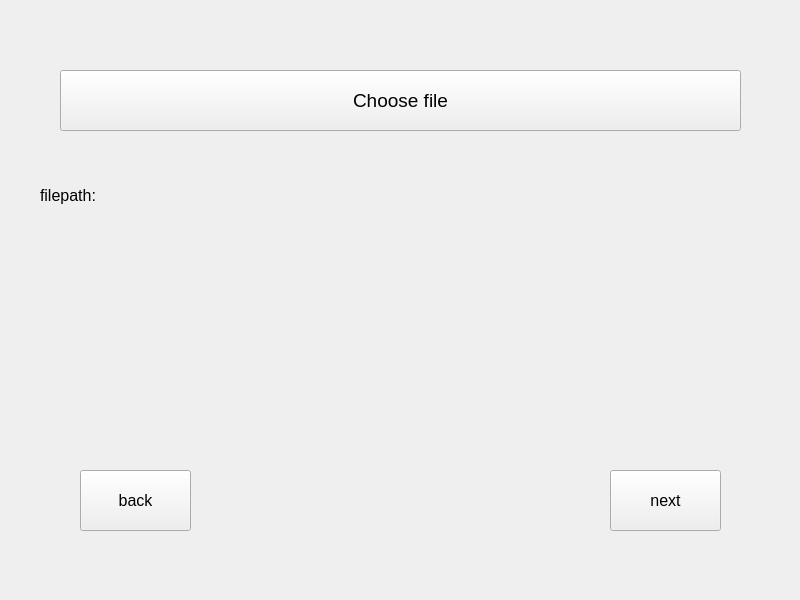
First picture: the form in gui/ui/ChooseFile.ui, repository Mitt33/rngTest, before the edit.
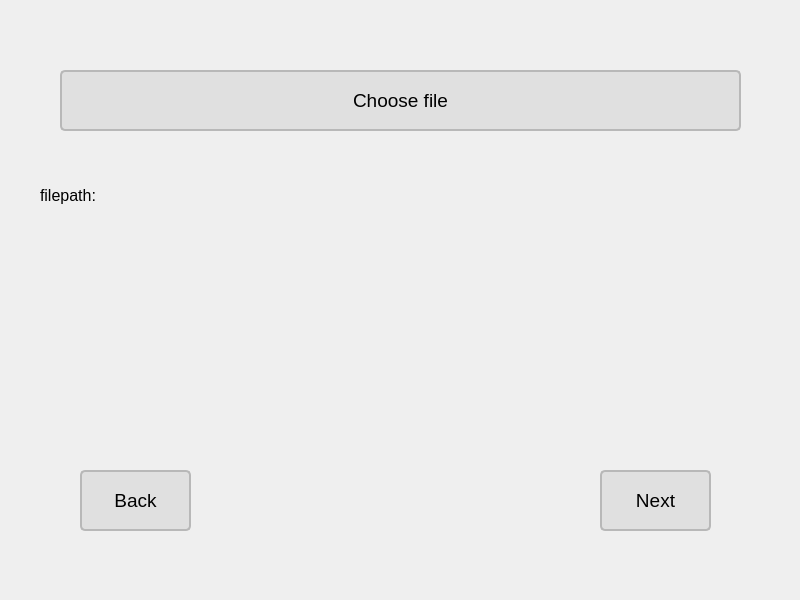
Second picture: the form after the edit.

Diff of the .ui file:
```diff
--- a/gui/ui/ChooseFile.ui
+++ b/gui/ui/ChooseFile.ui
@@ -13,6 +13,9 @@
   <property name="windowTitle">
    <string>Form</string>
   </property>
+  <property name="styleSheet">
+   <string notr="true"/>
+  </property>
   <widget class="QLabel" name="filepath_label">
    <property name="geometry">
     <rect>
@@ -45,6 +48,19 @@
      <pointsize>14</pointsize>
     </font>
    </property>
+   <property name="styleSheet">
+    <string notr="true">QPushButton {
+    background-color: rgb(224, 224, 224);
+    border-radius: 5px;
+    border: 2px solid rgb(184, 184, 184);
+    padding: 6px;
+}
+
+QPushButton:hover {
+    background-color: rgb(200, 200, 200);
+    border: 2px solid rgb(154, 154, 154);
+}</string>
+   </property>
    <property name="text">
     <string>Choose file</string>
    </property>
@@ -60,17 +76,30 @@
    </property>
    <property name="font">
     <font>
-     <pointsize>12</pointsize>
+     <pointsize>14</pointsize>
     </font>
    </property>
+   <property name="styleSheet">
+    <string notr="true">QPushButton {
+    background-color: rgb(224, 224, 224);
+    border-radius: 5px;
+    border: 2px solid rgb(184, 184, 184);
+    padding: 6px;
+}
+
+QPushButton:hover {
+    background-color: rgb(200, 200, 200);
+    border: 2px solid rgb(154, 154, 154);
+}</string>
+   </property>
    <property name="text">
-    <string>back</string>
+    <string>Back</string>
    </property>
   </widget>
   <widget class="QPushButton" name="next_btn">
    <property name="geometry">
     <rect>
-     <x>610</x>
+     <x>600</x>
      <y>470</y>
      <width>111</width>
      <height>61</height>
@@ -78,11 +107,24 @@
    </property>
    <property name="font">
     <font>
-     <pointsize>12</pointsize>
+     <pointsize>14</pointsize>
     </font>
    </property>
+   <property name="styleSheet">
+    <string notr="true">QPushButton {
+    background-color: rgb(224, 224, 224);
+    border-radius: 5px;
+    border: 2px solid rgb(184, 184, 184);
+    padding: 6px;
+}
+
+QPushButton:hover {
+    background-color: rgb(200, 200, 200);
+    border: 2px solid rgb(154, 154, 154);
+}</string>
+   </property>
    <property name="text">
-    <string>next</string>
+    <string>Next</string>
    </property>
   </widget>
  </widget>
```
